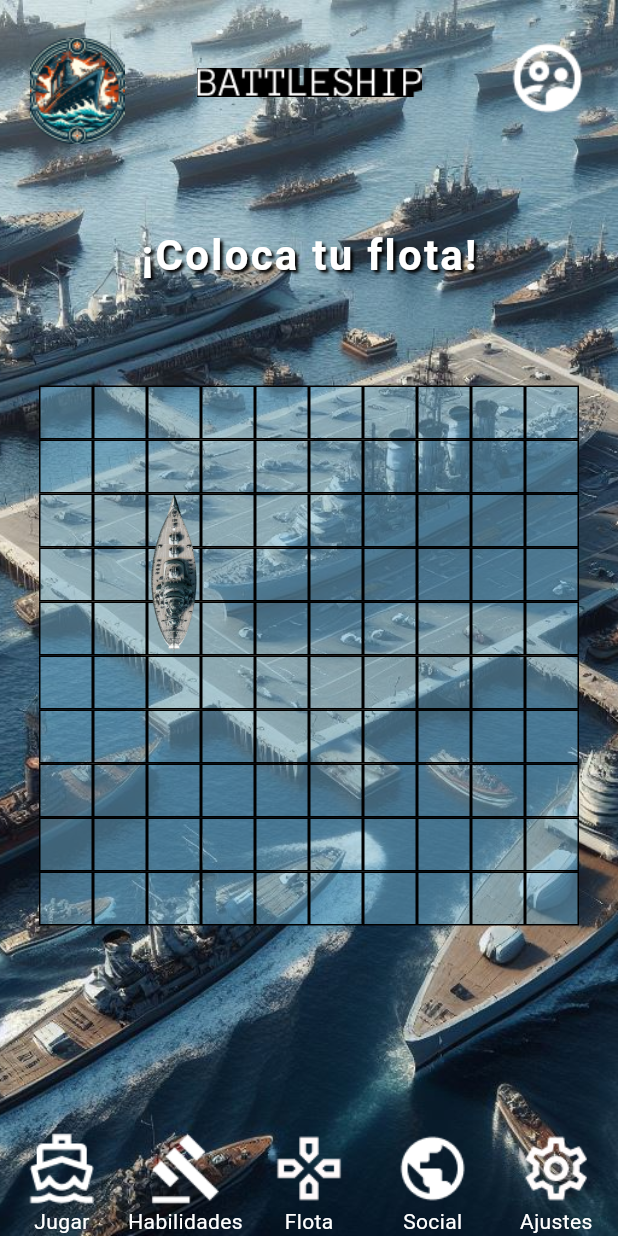
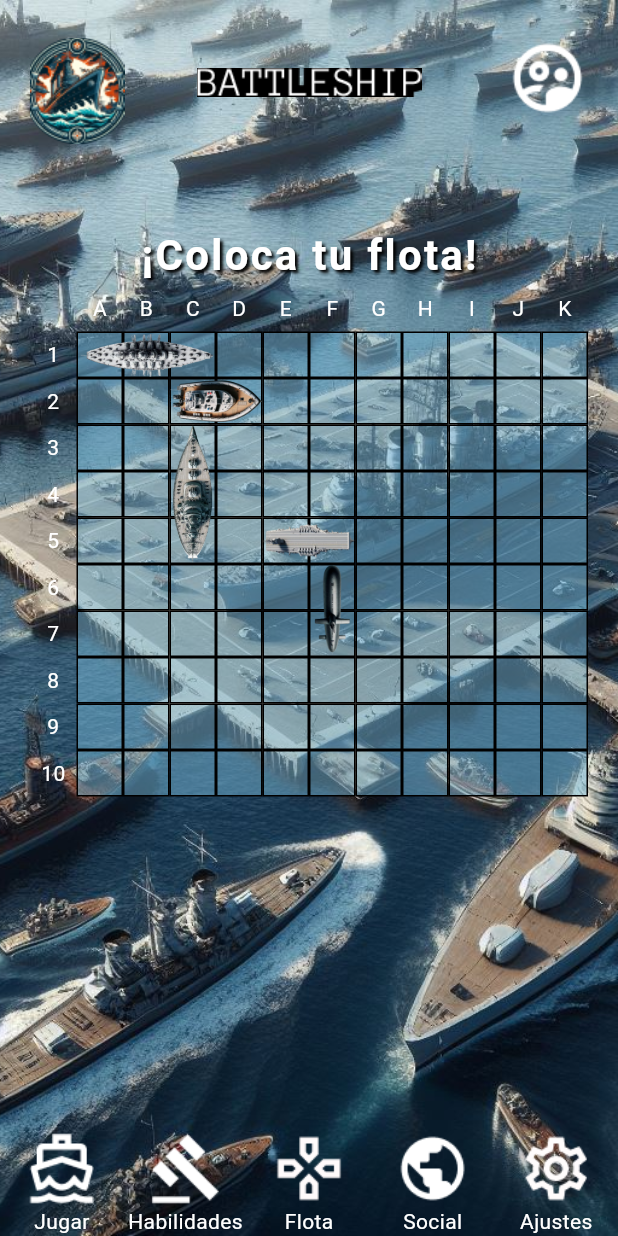
Before and after one commit to UNIZAR-30226-2024-04/battleship, a Flutter app: the Jugar screen opened directly, on a phone screen of 412 x 824 dp. Run offline on Flutter 3.47's test engine with Material 3 defaults, Android fonts, the phone set to English and light mode, and no system bars.

Commit message:
Multiples barcos

```diff
--- a/lib/barco.dart
+++ b/lib/barco.dart
@@ -1,11 +1,11 @@
 import 'package:flutter/material.dart';
 
 class Barco {
-  static String? _nombre = "";
-  static Offset _barcoPosition = Offset(0.0, 0.0);
-  static double _barcoSize = 0.0;
-  static bool _esRotado = false;
-  static int _longitud = 0;
+  String _nombre = "barco";
+  Offset _barcoPosition = Offset(0.0, 0.0);
+  double _barcoSize = 0.0;
+  bool _esRotado = false;
+  int _longitud = 0;
 
   Barco(String nombre, Offset barcoPosition, int longitud, double barcoSize, bool esRotado) {
     _nombre = nombre;
@@ -13,14 +13,12 @@ class Barco {
     _longitud = longitud;
     _barcoSize = barcoSize;
     _esRotado = esRotado;
-    // Mostrar por consola
-    print("Barco: " + _nombre! + " en posición: " + _barcoPosition.toString() + " con " + _longitud.toString() + " partes y tamaño: " + _barcoSize.toString());
   }
 
   // Getters
-  String get nombre => _nombre!;
+  String get nombre => _nombre;
   Offset get barcoPosition => _barcoPosition;
-  int get numPartesBarco => _longitud;
+  int get longitud => _longitud;
   double get barcoSize => _barcoSize;
   bool get esRotado => _esRotado;
   double getWidth(double _casillaSize) => esRotado ? _casillaSize : _longitud * _casillaSize;
@@ -31,7 +29,7 @@ class Barco {
     _barcoPosition = barcoPosition;
   }
 
-  set numPartesBarco(int longitud) {
+  set longitud(int longitud) {
     _longitud = longitud;
   }
 
--- a/lib/jugar.dart
+++ b/lib/jugar.dart
@@ -1,4 +1,3 @@
-import 'dart:html';
 import 'package:flutter/material.dart';
 import 'comun.dart';
 import 'barco.dart';
@@ -11,31 +10,28 @@ class Jugar extends StatefulWidget {
 }
 
 class _JugarState extends State<Jugar> {
-  static int _numFilas = 0;
-  static int _numColumnas = 0;
+  static int _numFilas = 11;
+  static int _numColumnas = 11;
   Map<Barco, bool> _draggingStates = {};
   static double _casillaSize = 0.0;
   static double _boardSize = 0.0;
-  List<Barco> barcos = [];
+  static List<Barco> barcos = [];
 
   @override
   void initState() {
     super.initState();
-    _numFilas = 10;
-    _numColumnas = 10;
-    _boardSize = 360.0;
+    _boardSize = 341.0;
     _casillaSize = _boardSize / _numFilas;
-    //Barco barco1 = Barco('acorazado', Offset(0, 0), 3, 3*_casillaSize, false);
-    Barco barco2 = Barco('destructor_rotado', Offset(2.0, 2.0), 3, 3*_casillaSize, true);
-    //Barco barco3 = Barco('patrullero', Offset(3, 2), 2, 2*_casillaSize, false);
-    //Barco barco4 = Barco('portaaviones', Offset(5, 5), 2, 2*_casillaSize, false);
-    //Barco barco5 = Barco('submarino_rotado', Offset(6, 6), 2, 2*_casillaSize, true);
-    barcos = [barco2];
+    Barco barco1 = Barco('acorazado', Offset(1, 1), 3, 3*_casillaSize, false);
+    Barco barco2 = Barco('destructor_rotado', Offset(3, 3), 3, 3*_casillaSize, true);
+    Barco barco3 = Barco('patrullero', Offset(3, 2), 2, 2*_casillaSize, false);
+    Barco barco4 = Barco('portaaviones', Offset(5, 5), 2, 2*_casillaSize, false);
+    Barco barco5 = Barco('submarino_rotado', Offset(6, 6), 2, 2*_casillaSize, true);
+    barcos = [barco1, barco2, barco3, barco4, barco5];
     _draggingStates = {
       for (var barco in barcos) barco: false,
     };
   }
-
 
   Widget build(BuildContext context) {
     return Container(
@@ -51,7 +47,6 @@ class _JugarState extends State<Jugar> {
           children: [
             buildHeader(context),
             buildTitle('¡Coloca tu flota!', 28),
-            const Spacer(),
             _construirTableroConBarcos(),
             const Spacer(),
             buildActions(context),
@@ -61,22 +56,24 @@ class _JugarState extends State<Jugar> {
     );
   }
 
-
   Widget _construirTableroConBarcos() {
     return Stack(
       children: [
         SizedBox(
-          width: _boardSize, // Ancho del tablero
-          height: _boardSize, // Altura del tablero
+          width: _boardSize + _casillaSize, // Ancho del tablero con espacio adicional para la columna de coordenadas
+          height: _boardSize + _casillaSize, // Altura del tablero con espacio adicional para la fila de coordenadas
           child: Column(
+            crossAxisAlignment: CrossAxisAlignment.start,
             children: _buildTablero(),
           ),
         ),
-        for (Barco barco in barcos)
+        for (var barco in barcos)
           Positioned(
-            top: barco.barcoPosition.dy*_casillaSize,
-            left: barco.barcoPosition.dx*_casillaSize,
-            child: GestureDetector(
+            top: barco.barcoPosition.dy * _casillaSize,
+            left: barco.barcoPosition.dx * _casillaSize,
+            child: Column(
+              children: [
+                GestureDetector(
                   onPanStart: (details) {
                     setState(() {
                       _draggingStates[barco] = true;
@@ -85,7 +82,7 @@ class _JugarState extends State<Jugar> {
                   onPanUpdate: (details) {
                     setState(() {
                       barco.barcoPosition += details.delta;
-                  barco.barcoPosition = _boundPosition(barco.barcoPosition, barco.barcoSize, barco.esRotado);
+                      barco.barcoPosition = _boundPosition(barco.barcoPosition, barco.getHeight(_casillaSize), barco.getWidth(_casillaSize));
                     });
                   },
                   onPanEnd: (details) {
@@ -96,11 +93,13 @@ class _JugarState extends State<Jugar> {
                   child: Opacity(
                     opacity: _draggingStates[barco] ?? false ? 0.5 : 1.0,
                     child: Image.asset(
-                  'images/'+barco.nombre+'.png',
+                      'images/' + barco.nombre + '.png',
                       width: barco.getWidth(_casillaSize),
                       height: barco.getHeight(_casillaSize),
                     ),
                   ),
+                ),
+              ],
             ),
           ),
       ],
@@ -109,40 +108,73 @@ class _JugarState extends State<Jugar> {
 
   List<Widget> _buildTablero() {
     List<Widget> filas = [];
-    for (int i = 0; i < _numFilas; i++) {
-      filas.add(_buildFilaCasillas());
+    // Añade una fila adicional para las etiquetas de las coordenadas
+    filas.add(_buildFilaCoordenadas());
+    for (int i = 0; i < _numFilas - 1; i++) {
+      filas.add(_buildFilaCasillas(i));
     }
     return filas;
   }
 
-  Widget _buildFilaCasillas() {
+  Widget _buildFilaCoordenadas() {
+    List<Widget> coordenadas = [];
+    // Etiqueta de columna vacía para compensar la columna de coordenadas
+    coordenadas.add(Container(
+      width: _casillaSize,
+      height: _casillaSize,
+    ));
+    // Etiquetas de columna
+    for (int j = 1; j <= _numColumnas; j++) {
+      coordenadas.add(
+        Container(
+          width: _casillaSize,
+          height: _casillaSize,
+          alignment: Alignment.center,
+          child: Text(
+            String.fromCharCode(65 + j - 1),
+            style: TextStyle(color: Colors.white),
+          ),
+        ),
+      );
+    }
+    return Row(children: coordenadas);
+  }
+
+  Widget _buildFilaCasillas(int rowIndex) {
     List<Widget> casillas = [];
-
+    // Etiqueta de fila
+    casillas.add(
+      Container(
+        width: _casillaSize,
+        height: _casillaSize,
+        alignment: Alignment.center,
+        child: Text(
+          (rowIndex + 1).toString(),
+          style: TextStyle(color: Colors.white),
+        ),
+      ),
+    );
+    // Casillas del tablero
     for (int j = 0; j < _numColumnas; j++) {
       casillas.add(Container(
-        width: _casillaSize, // Ancho de la casilla
-        height: _casillaSize, // Altura de la casilla
+        width: _casillaSize,
+        height: _casillaSize,
         decoration: BoxDecoration(
-          color: const Color.fromARGB(128, 116, 181, 213), // Color de fondo de la casilla con opacidad reducida
-          border: Border.all(color: Colors.black, width: 1), // Borde negro grueso
+          color: const Color.fromARGB(128, 116, 181, 213),
+          border: Border.all(color: Colors.black, width: 1),
         ),
       ));
     }
-
     return Row(children: casillas);
   }
 
-  Offset _boundPosition(Offset newPosition, double barcoSize, bool esRotado) {
-    double x, y;
+  Offset _boundPosition(Offset newPosition, double altoBarco, double anchoBarco) {
+    double x = (newPosition.dx / _casillaSize).round() * _casillaSize;
+    double y = (newPosition.dy / _casillaSize).round() * _casillaSize;
 
-    if (!esRotado) {
-      x = newPosition.dx.clamp(0.0, _boardSize - barcoSize);
-      y = newPosition.dy.clamp(0.0, _boardSize - _casillaSize);
-    } else {
-      x = newPosition.dx.clamp(0.0, _boardSize - _casillaSize);
-      y = newPosition.dy.clamp(0.0, _boardSize - barcoSize);
-    }
+    x = x.clamp(0.0, _boardSize - anchoBarco);
+    y = y.clamp(0.0, _boardSize - altoBarco);
 
-    return Offset(x, y);
+    return Offset(x + _casillaSize, y + _casillaSize);
   }
 }
```
Also changed, not shown: images/barco1.png (deleted), images/barco2.png (deleted), 5 other files. Lines whose indentation alone changed are shown as unchanged.
